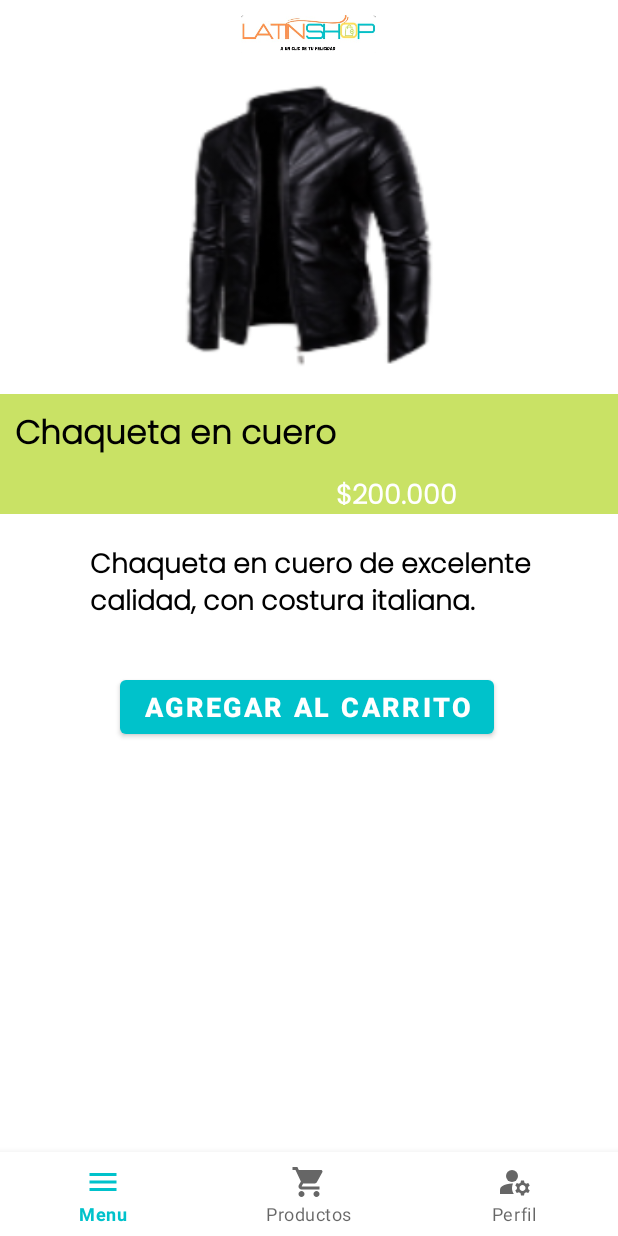
After one commit to Yeferson-Quevedo/MisionTic, an Android app: the layout fragment_articulo1.xml on its own in the app's theme, with its tools: preview values and no code run, on a phone screen of 412 x 824 dp. The commit adds this screen. Run offline under Robolectric (Android 15) with nearby library versions, the phone set to English and light mode, and no system bars.

Commit message:
Se agregaron 3 fragments de descripción de artículos, aún falta modificar lo visual

```diff
--- a/app/build.gradle
+++ b/app/build.gradle
@@ -1,4 +1,4 @@
-|plugins {
+plugins {
     id 'com.android.application'
     id 'org.jetbrains.kotlin.android'
     id 'com.google.gms.google-services'
--- /dev/null
+++ b/app/src/main/res/layout/fragment_articulo1.xml
@@ -0,0 +1,137 @@
+<?xml version="1.0" encoding="utf-8"?>
+<androidx.constraintlayout.widget.ConstraintLayout xmlns:android="http://schemas.android.com/apk/res/android"
+    xmlns:tools="http://schemas.android.com/tools"
+    xmlns:app="http://schemas.android.com/apk/res-auto"
+    android:layout_width="match_parent"
+    android:layout_height="match_parent"
+    tools:context=".view.ui.activities.fragments.Articulo1Fragment"
+    android:orientation="vertical"
+    android:background="@color/white"
+    >
+
+    <RelativeLayout
+        android:layout_width="match_parent"
+        android:layout_height="match_parent"
+        android:layout_marginLeft="0dp"
+        android:layout_marginRight="0dp"
+        android:background="@color/white">
+
+        <ImageView
+            android:id="@+id/logo"
+            android:layout_width="90dp"
+            android:layout_height="25dp"
+            android:layout_alignParentTop="true"
+            android:layout_centerInParent="true"
+            android:layout_marginTop="10dp"
+            android:background="@drawable/logo1"
+            android:contentDescription="@string/logo"
+            android:orientation="vertical"
+            android:scaleType="centerInside"/>
+
+        <ImageView
+            android:id="@+id/banner"
+            android:layout_width="196dp"
+            android:layout_height="207dp"
+            android:layout_below="@id/logo"
+            android:layout_marginTop="10dp"
+            android:layout_marginLeft="110dp"
+            android:layout_marginBottom="10dp"
+            android:background="@drawable/chaquetas"
+            android:contentDescription="@string/banner"
+            android:orientation="vertical"
+            android:scaleType="center"
+            android:layout_gravity="center"/>
+
+        <LinearLayout
+            android:id="@+id/contenedor2"
+            android:layout_width="match_parent"
+            android:layout_height="80dp"
+            android:orientation="horizontal"
+            android:background="@color/green"
+            android:layout_below="@id/banner">
+
+            <TextView
+
+                android:id="@+id/titulo1"
+                android:layout_width="wrap_content"
+                android:layout_height="wrap_content"
+                android:layout_marginStart="10dp"
+                android:layout_marginLeft="10dp"
+                android:layout_marginTop="10dp"
+                android:layout_marginBottom="10dp"
+                android:fontFamily="@font/poppinslight"
+                android:text="Chaqueta en cuero"
+                android:textColor="@color/black"
+                android:textSize="22sp"
+                android:textStyle="bold">
+
+            </TextView>
+
+            <TextView
+
+                android:layout_width="wrap_content"
+                android:layout_height="wrap_content"
+                android:layout_marginLeft="100dp"
+                android:layout_marginTop="50dp"
+                android:layout_marginEnd="20dp"
+                android:layout_marginRight="10dp"
+                android:layout_marginBottom="10dp"
+                android:fontFamily="@font/poppinslight"
+                android:text="$200.000"
+                android:textColor="@color/white"
+                android:textSize="18sp"
+                android:textStyle="bold"
+                android:layout_below="@id/titulo1">
+
+            </TextView>
+
+        </LinearLayout>
+
+
+        <TextView
+
+            android:id="@+id/parrafo1"
+            android:layout_width="wrap_content"
+            android:layout_height="wrap_content"
+            android:layout_below="@id/contenedor2"
+            android:layout_alignParentEnd="true"
+            android:layout_alignParentRight="true"
+            android:layout_marginTop="20dp"
+            android:layout_marginRight="50dp"
+            android:layout_marginLeft="60dp"
+            android:layout_marginBottom="30dp"
+            android:fontFamily="@font/poppinslight"
+            android:text="Chaqueta en cuero de excelente calidad, con costura italiana."
+            android:textColor="@color/black"
+            android:textSize="18sp"
+            android:textStyle="bold">
+
+        </TextView>
+
+        <Button
+            android:id="@+id/button"
+            android:layout_below="@id/parrafo1"
+            android:layout_width="wrap_content"
+            android:layout_height="wrap_content"
+            android:layout_marginRight="20dp"
+            android:layout_marginLeft="80dp"
+            android:text="Agregar al carrito"
+            android:textSize="18sp"
+            android:textStyle="bold"
+            android:color="@color/green"/>
+
+    </RelativeLayout>
+
+    <com.google.android.material.bottomnavigation.BottomNavigationView
+        android:id="@+id/bottomNavigationView"
+        android:layout_width="0dp"
+        android:layout_height="wrap_content"
+        app:layout_constraintBottom_toBottomOf="parent"
+        app:layout_constraintEnd_toEndOf="parent"
+        app:layout_constraintStart_toStartOf="parent"
+        app:menu="@menu/menu_navigation_bar"
+        >
+
+    </com.google.android.material.bottomnavigation.BottomNavigationView>
+
+</androidx.constraintlayout.widget.ConstraintLayout>
```
Also changed, not shown: app/src/main/java/com/example/latinshopapp/view/ui/activities/fragments/Articulo1Fragment.kt (renamed from app/src/main/java/com/example/latinshopapp/ellos2.kt, +6 -6 lines), app/src/main/java/com/example/latinshopapp/view/ui/activities/fragments/Articulo2Fragment.kt (added, +59 -0 lines), app/src/main/java/com/example/latinshopapp/view/ui/activities/fragments/Articulo3Fragment.kt (added, +59 -0 lines), app/src/main/java/com/example/latinshopapp/view/ui/activities/fragments/ellos2.kt (added, +59 -0 lines), app/src/main/res/layout/fragment_articulo2.xml (added, +137 -0 lines), app/src/main/res/layout/fragment_articulo3.xml (added, +137 -0 lines), 1 other file.
